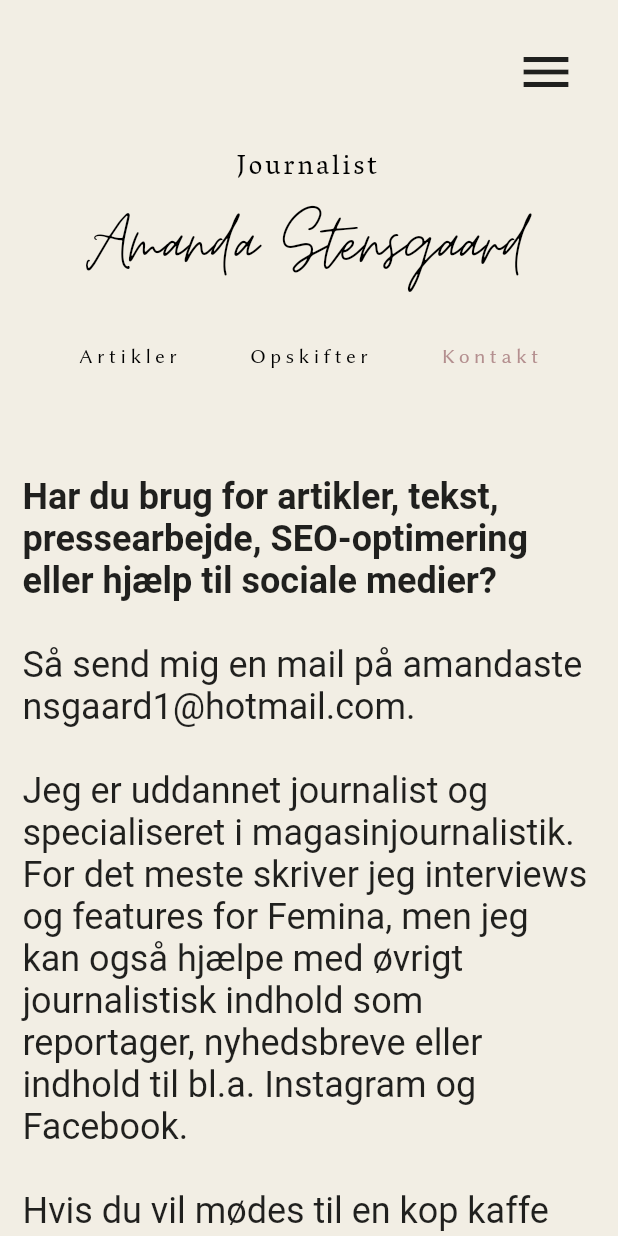
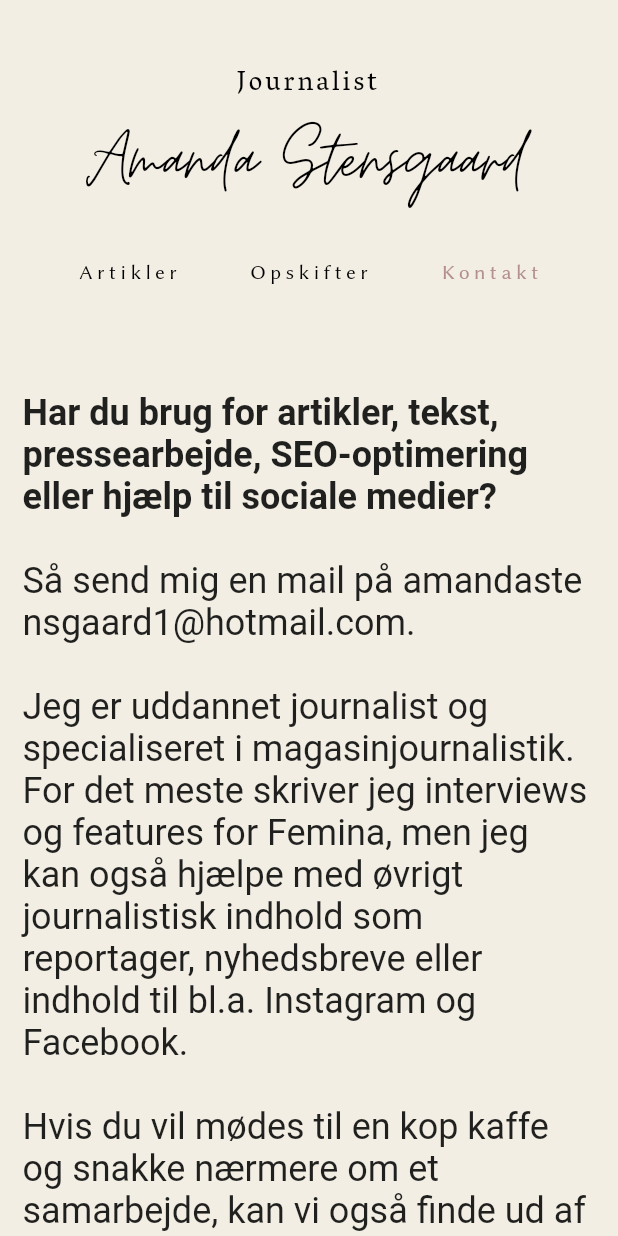
Before and after one commit to JacobMonsrud/flutter_blog_website, a Flutter app: the screen it shows after launch, after a tap on "Kontakt", on a phone screen of 412 x 824 dp. Run offline on Flutter 3.47's test engine with Material 2 defaults, Android fonts, the phone set to English and light mode, and no system bars; our stand-ins replace cloud_firestore, firebase_core, firebase_storage; accounts and stored records are empty.

Commit message:
Fixed mobile layouts to fit the new firebase data fecthing pattern

```diff
--- a/lib/content_page/article/articles_content.dart
+++ b/lib/content_page/article/articles_content.dart
@@ -7,8 +7,9 @@ import 'mobile_article_content.dart';
 class ArticleContent extends StatefulWidget {
 
   final List<List<HoverImage>> hoverImages;
+  final List<HoverImage> mobileHoverImages;
 
-  const ArticleContent({Key? key, required this.hoverImages}) : super(key: key);
+  const ArticleContent({Key? key, required this.hoverImages, required this.mobileHoverImages}) : super(key: key);
 
   @override
   _ArticleContentState createState() => _ArticleContentState();
@@ -27,7 +28,7 @@ class _ArticleContentState extends State<ArticleContent> {
         } else {
           return Padding(
             padding: const EdgeInsets.symmetric(vertical: 5, horizontal: 5),
-            child: MobileArticleContent(),
+            child: MobileArticleContent(hoverImages: this.widget.mobileHoverImages),
           );
         }
       },
--- a/lib/content_page/article/hover_image.dart
+++ b/lib/content_page/article/hover_image.dart
@@ -5,8 +5,9 @@ class HoverImage extends StatefulWidget {
 
   final String imageUrl, articleUrl, header, text;
   final bool mobile;
+  final int row;
 
-  const HoverImage({Key? key, required this.imageUrl, required this.articleUrl, required this.mobile, required this.header, required this.text}) : super(key: key);
+  const HoverImage({Key? key, required this.imageUrl, required this.articleUrl, required this.mobile, required this.header, required this.text, required this.row}) : super(key: key);
 
   @override
   _HoverImageState createState() => _HoverImageState();
--- a/lib/content_page/article/mobile_article_content.dart
+++ b/lib/content_page/article/mobile_article_content.dart
@@ -4,7 +4,10 @@ import 'package:url_launcher/url_launcher.dart';
 import 'hover_image.dart';
 
 class MobileArticleContent extends StatefulWidget {
-  const MobileArticleContent({Key? key}) : super(key: key);
+
+  final List<HoverImage> hoverImages;
+
+  const MobileArticleContent({Key? key, required this.hoverImages}) : super(key: key);
   @override
   _MobileArticleContentState createState() => _MobileArticleContentState();
 }
@@ -20,22 +23,10 @@ class _MobileArticleContentState extends State<MobileArticleContent> {
           Container(
             width: MediaQuery.of(context).size.width - 50,
             child: Column(
-              children: [
-                // ColStart
-                HoverImage(imageUrl: "assets/images/grass.jpg", articleUrl: "https://www.google.com/", mobile: true,  header: "Se mig!", text: "En artikel om mig."),
-                HoverImage(imageUrl: "assets/images/lake.jpg", articleUrl: "https://www.google.com/", mobile: true,  header: "Se mig!", text: "En artikel om mig."),
-                HoverImage(imageUrl: "assets/images/trees.jpeg", articleUrl: "https://www.google.com/", mobile: true,  header: "Se mig!", text: "En artikel om mig."),
-                HoverImage(imageUrl: "assets/images/grass.jpg", articleUrl: "https://www.google.com/", mobile: true,  header: "Se mig!", text: "En artikel om mig."),
-                HoverImage(imageUrl: "assets/images/trees.jpeg", articleUrl: "https://www.google.com/", mobile: true,  header: "Se mig!", text: "En artikel om mig."),
-                HoverImage(imageUrl: "assets/images/grass.jpg", articleUrl: "https://www.google.com/", mobile: true,  header: "Se mig!", text: "En artikel om mig."),
-                HoverImage(imageUrl: "assets/images/lake.jpg", articleUrl: "https://www.google.com/", mobile: true,  header: "Se mig!", text: "En artikel om mig."),
-                HoverImage(imageUrl: "assets/images/grass.jpg", articleUrl: "https://www.google.com/", mobile: true,  header: "Se mig!", text: "En artikel om mig."),
-                // ColEnd
-              ],
+              children: this.widget.hoverImages,
             ),
           ),
           SizedBox(height: 25,),
-          BottomOfPage(width: (MediaQuery.of(context).size.width * 0.75) ),
         ],
       ),
     );
--- a/lib/content_page/home_page.dart
+++ b/lib/content_page/home_page.dart
@@ -58,7 +58,7 @@ class _HomePageState extends State<HomePage> {
             return DesktopHomePage(getImagesMetaData: getImagesMetaData);
           }
           else {
-            return MobileHomePage();
+            return MobileHomePage(getImagesMetaData: getImagesMetaData);
           }
         },
       ),
--- a/lib/content_page/home_page_mobile.dart
+++ b/lib/content_page/home_page_mobile.dart
@@ -1,13 +1,18 @@
 import 'package:amanda_stensgaard/nav_bar/nav_bar.dart';
+import 'package:cloud_firestore/cloud_firestore.dart';
 import 'package:flutter/material.dart';
 import 'package:url_launcher/url_launcher.dart';
-
+import 'dart:math' as math;
 import 'article/articles_content.dart';
+import 'article/hover_image.dart';
 import 'blog/blog_content.dart';
 import 'contact/contact_content.dart';
 
 class MobileHomePage extends StatefulWidget {
-  const MobileHomePage({Key? key}) : super(key: key);
+
+  final Function() getImagesMetaData;
+
+  const MobileHomePage({Key? key, required this.getImagesMetaData}) : super(key: key);
 
   @override
   _MobileHomePageState createState() => _MobileHomePageState();
@@ -15,10 +20,61 @@ class MobileHomePage extends StatefulWidget {
 
 class _MobileHomePageState extends State<MobileHomePage> {
 
-  ArticleContent _articleContent = const ArticleContent(hoverImages: [],);
+  ArticleContent _articleContent = const ArticleContent(hoverImages: [], mobileHoverImages: [],);
   ContactContent _contactContent = const ContactContent();
   BlogContent _blogContent = const BlogContent();
   int _content = 0;
+
+  HoverImage createHoverImage(QueryDocumentSnapshot doc) {
+    var row;
+    try {
+      row = int.parse(doc["row"]);
+    } catch (e) {
+      row = 100;
+    }
+    return HoverImage(imageUrl: doc["imageUrl"], articleUrl: doc["articleUrl"], mobile: true, header: doc["type"], text: doc["title"], row: row,);
+  }
+
+  Future<List<HoverImage>> getHoverImagesColumns() async {
+    List<HoverImage> col1 = [];
+    List<HoverImage> col2 = [];
+    List<HoverImage> col3 = [];
+
+    print("Here");
+    List<QueryDocumentSnapshot> docs = await this.widget.getImagesMetaData();
+    print("you there");
+
+    for (var doc in docs) {
+      if (doc["col"] == "1") {
+        col1.add(createHoverImage(doc));
+      } else if (doc["col"] == "2") {
+        col2.add(createHoverImage(doc));
+      } else {
+        col3.add(createHoverImage(doc));
+      }
+    }
+
+    col1.sort((a, b) => a.row.compareTo(b.row));
+    col2.sort((a, b) => a.row.compareTo(b.row));
+    col3.sort((a, b) => a.row.compareTo(b.row));
+    print("wazzup");
+    List<HoverImage> combined = [];
+    int maxLength = math.max(col1.length, math.max(col2.length, col3.length));
+    print("max" + maxLength.toString());
+    for (var i = 0; i < maxLength; i++) {
+      if (col1.isNotEmpty) {
+        combined.add(col1.removeAt(0));
+      }
+      if (col2.isNotEmpty) {
+        combined.add(col2.removeAt(0));
+      }
+      if (col3.isNotEmpty) {
+        combined.add(col3.removeAt(0));
+      }
+    }
+    print("im here");
+    return combined;
+  }
 
   @override
   Widget build(BuildContext context) {
@@ -30,9 +86,32 @@ class _MobileHomePageState extends State<MobileHomePage> {
             contact_callback: contact_callback,
             blog_callback: blog_callback,
           ),
-          AnimatedSwitcher(
-            duration: const Duration(seconds: 0, milliseconds: 0),
-            child: getContent(),
+          FutureBuilder(
+              future: getHoverImagesColumns(),
+              builder: (BuildContext context, AsyncSnapshot<List<HoverImage>> snapshot) {
+                if (snapshot.hasData) {
+                  _articleContent = ArticleContent(hoverImages: [], mobileHoverImages: snapshot.data!,);
+                  _contactContent = ContactContent();
+                  return AnimatedSwitcher(
+                    duration: const Duration(seconds: 0, milliseconds: 0),
+                    child: getContent(),
+                  );
+                } else {
+                  return Column(
+                    children: [
+                      Center(
+                        child: SizedBox(
+                          child: CircularProgressIndicator(
+                            color: Colors.black,
+                          ),
+                          width: 60,
+                          height: 60,
+                        ),
+                      ),
+                    ],
+                  );
+                }
+              }
           ),
         ],
       ),
--- a/lib/nav_bar/mobile_nav_bar.dart
+++ b/lib/nav_bar/mobile_nav_bar.dart
@@ -25,16 +25,6 @@ class _MobileNavBarState extends State<MobileNavBar> {
     final double width = (MediaQuery.of(context).size.width -50) / 3;
     return Column(
       children: [
-        Row(
-          mainAxisAlignment: MainAxisAlignment.end,
-          children: [
-            DropdownMenu(
-              article_callback: this.widget.article_callback,
-              contact_callback: this.widget.contact_callback,
-              blog_callback: this.widget.blog_callback,
-            ),
-          ],
-        ),
         SizedBox(height: 20.0,),
         Center(
           child: SelectableText(
```
Also changed, not shown: lib/content_page/home_page_desktop.dart (+12 -2 lines), 1 other file.
